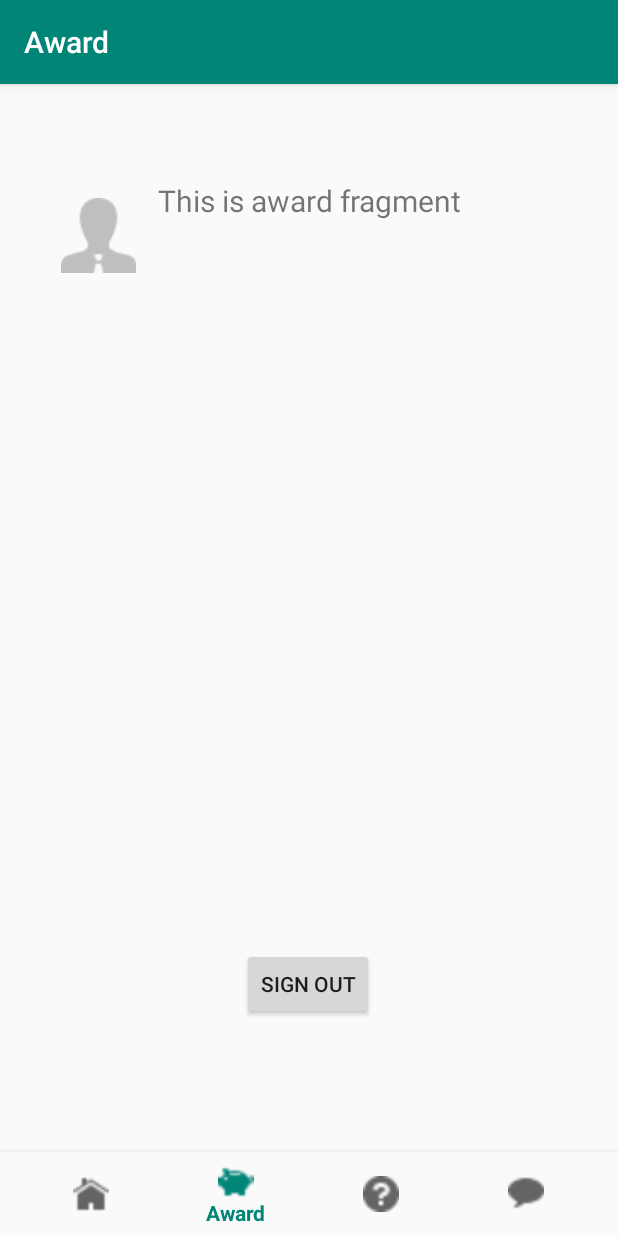
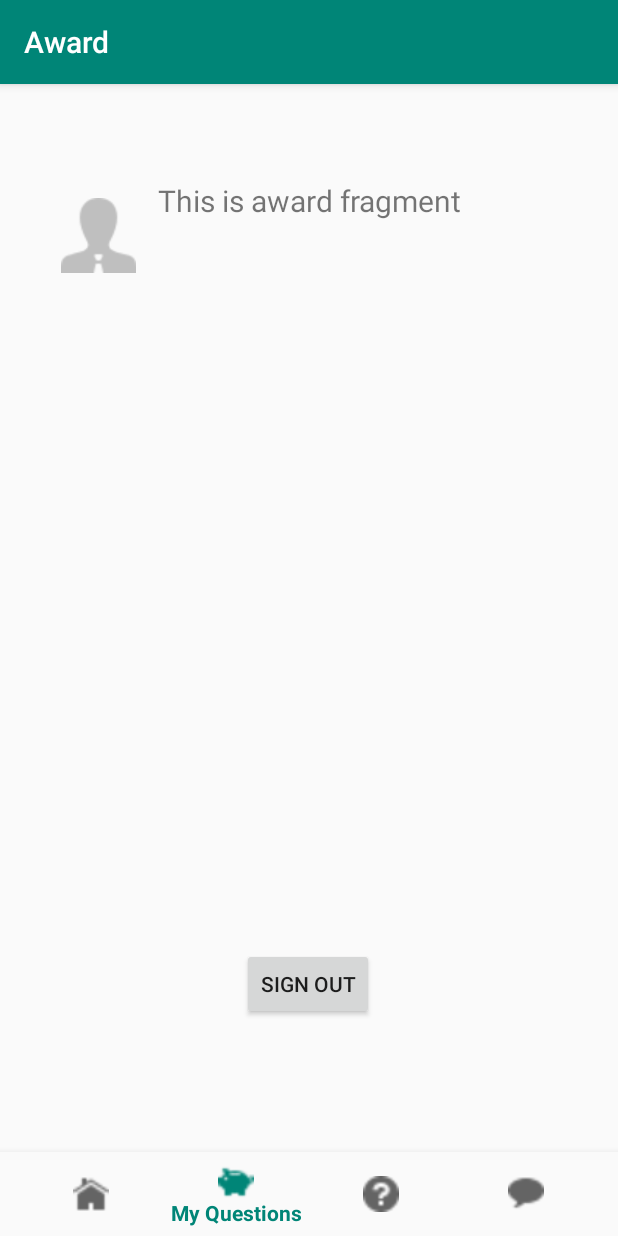
Before and after one commit to yimingz12/COMP90018, an Android app: the Home screen opened directly, with no data from a screen before it, item 2 of the bottom bar chosen, on a phone screen of 412 x 824 dp. Run offline under Robolectric (Android 15) with nearby library versions, the phone set to English and light mode, and no system bars; our stand-ins replace Firebase (no records; nobody signed in at launch, a user with empty details on screens opened directly), navigation-ui; pictures from the network do not load.

Commit message:
Update bottom_nav_menu.xml

```diff
--- a/group59/app/src/main/res/menu/bottom_nav_menu.xml
+++ b/group59/app/src/main/res/menu/bottom_nav_menu.xml
@@ -9,7 +9,7 @@
     <item
         android:id="@+id/navigation_award"
         android:icon="@drawable/award"
-        android:title="Award" />
+        android:title="My Questions" />
 
     <item
         android:id="@+id/navigation_search"
```
